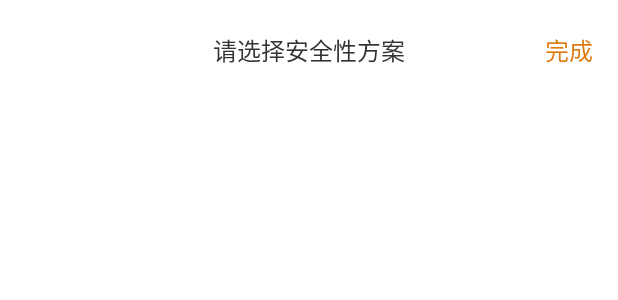
After one commit to aow-otto/Intelligent-Door-Lock, an Android app: the layout choice_view.xml on its own in the app's theme, with its tools: preview values and no code run, on a phone screen of 412 x 824 dp. The commit adds this screen. Shown: the top 300 px of the screen. Run offline under Robolectric (Android 15) with nearby library versions, the phone set to English and light mode, and no system bars.

Commit message:
默认更改列表

```diff
--- a/app/build.gradle
+++ b/app/build.gradle
@@ -46,6 +46,7 @@ dependencies {
     implementation 'androidx.navigation:navigation-ui:2.2.2'
     implementation 'com.android.support:percent:29.0.1'
     implementation files('libs/commons-io-2.7.jar')
+    implementation files('libs\\gson-2.7.jar')
     testImplementation 'junit:junit:4.12'
     androidTestImplementation 'androidx.test.ext:junit:1.1.1'
     androidTestImplementation 'androidx.test.espresso:espresso-core:3.2.0'
--- /dev/null
+++ b/app/src/main/res/layout/choice_view.xml
@@ -0,0 +1,36 @@
+<?xml version="1.0" encoding="utf-8"?>
+<RelativeLayout xmlns:android="http://schemas.android.com/apk/res/android"
+    android:layout_width="match_parent"
+    android:layout_height="wrap_content"
+    android:layout_alignParentBottom="true"
+    android:background="#fff"
+    android:orientation="vertical"
+    android:padding="1dp">
+
+    <TextView
+        android:id="@+id/img_guanbi"
+        android:layout_width="wrap_content"
+        android:layout_height="wrap_content"
+        android:layout_alignParentRight="true"
+        android:layout_marginTop="20dp"
+        android:layout_marginRight="15dp"
+        android:text="完成"
+        android:textColor="#DC7B12"
+        android:textSize="16sp" />
+
+    <TextView
+        android:layout_width="wrap_content"
+        android:layout_height="wrap_content"
+        android:layout_centerHorizontal="true"
+        android:layout_marginTop="20dp"
+        android:text="请选择安全性方案"
+        android:textColor="#333"
+        android:textSize="16sp" />
+
+    <com.example.intelligentdoorlock.PickerScrollView
+        android:id="@+id/address"
+        android:layout_width="match_parent"
+        android:layout_height="wrap_content"
+        android:layout_below="@id/img_guanbi"
+        android:layout_marginTop="10dp" />
+</RelativeLayout>
```
Also changed, not shown: app/src/main/java/com/example/intelligentdoorlock/MainActivity.java (+137 -54 lines), app/libs/gson-2.7.jar (added), 1 other file.
